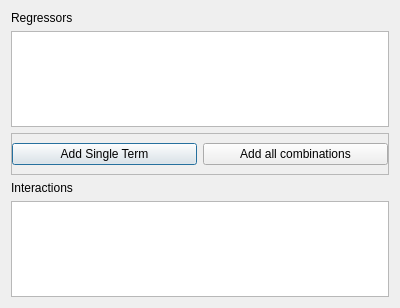
Above: braviz/interaction/qt_guis/interactions_dialog.ui from diego0020/braviz-app before the change. Below: the same form after it.
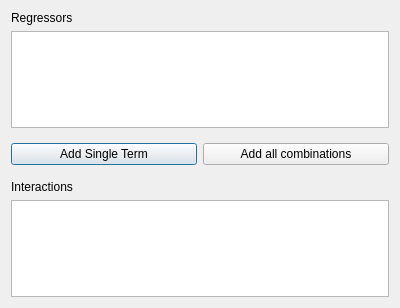
That is the form after the change.

What changed in the file:
```diff
--- a/braviz/interaction/qt_guis/interactions_dialog.ui
+++ b/braviz/interaction/qt_guis/interactions_dialog.ui
@@ -34,7 +34,7 @@
    <item>
     <widget class="QFrame" name="frame">
      <property name="frameShape">
-      <enum>QFrame::StyledPanel</enum>
+      <enum>QFrame::NoFrame</enum>
      </property>
      <property name="frameShadow">
       <enum>QFrame::Raised</enum>
```
